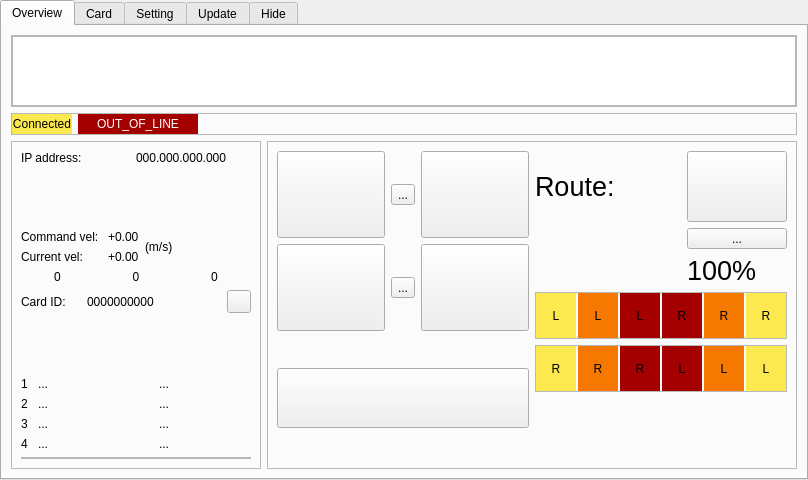
This is agv_ui/resource/dashboard.ui in HaiMKAC/magnetic_agv_release as Qt 5 draws it before an edit. The edited form follows.
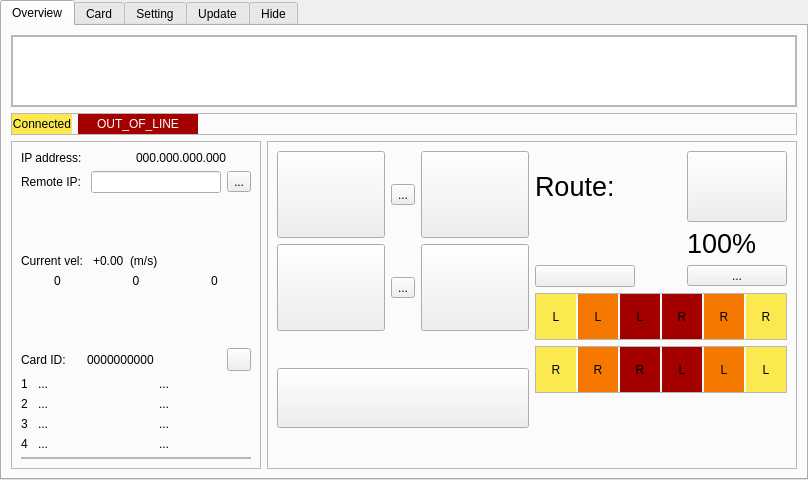
This is the edited form. Icons and pictures are not drawn.

Commit message: add toggle safety button

The edit to the form file:
```diff
--- a/agv_ui/resource/dashboard.ui
+++ b/agv_ui/resource/dashboard.ui
@@ -1072,7 +1072,7 @@
                <enum>QLayout::SetDefaultConstraint</enum>
               </property>
               <item>
-               <widget class="QLabel" name="label_22">
+               <widget class="QLabel" name="labelLocalIP">
                 <property name="text">
                  <string>IP address: </string>
                 </property>
@@ -1087,6 +1087,27 @@
               </item>
              </layout>
             </item>
+            <item>
+             <layout class="QHBoxLayout" name="horizontalLayout">
+              <item>
+               <widget class="QLabel" name="labelRemoteIP">
+                <property name="text">
+                 <string>Remote IP: </string>
+                </property>
+               </widget>
+              </item>
+              <item>
+               <widget class="QLineEdit" name="txtIP"/>
+              </item>
+              <item>
+               <widget class="QToolButton" name="btnConnectAGV">
+                <property name="text">
+                 <string>...</string>
+                </property>
+               </widget>
+              </item>
+             </layout>
+            </item>
             <item>
              <spacer name="verticalSpacer_3">
               <property name="orientation">
@@ -1104,7 +1125,7 @@
              <layout class="QFormLayout" name="formLayout_3">
               <item row="0" column="0">
                <layout class="QFormLayout" name="formLayout">
-                <item row="1" column="0">
+                <item row="0" column="0">
                  <widget class="QLabel" name="label_6">
                   <property name="maximumSize">
                    <size>
@@ -1117,7 +1138,7 @@
                   </property>
                  </widget>
                 </item>
-                <item row="1" column="1">
+                <item row="0" column="1">
                  <widget class="QLabel" name="labelCurrentVel">
                   <property name="maximumSize">
                    <size>
@@ -1130,20 +1151,6 @@
                   </property>
                  </widget>
                 </item>
-                <item row="0" column="0">
-                 <widget class="QLabel" name="label_11">
-                  <property name="text">
-                   <string>Command vel: </string>
-                  </property>
-                 </widget>
-                </item>
-                <item row="0" column="1">
-                 <widget class="QLabel" name="labelCmdVel">
-                  <property name="text">
-                   <string>+0.00</string>
-                  </property>
-                 </widget>
-                </item>
                </layout>
               </item>
               <item row="0" column="1">
@@ -1195,6 +1202,19 @@
               </item>
              </layout>
             </item>
+            <item>
+             <spacer name="verticalSpacer_6">
+              <property name="orientation">
+               <enum>Qt::Vertical</enum>
+              </property>
+              <property name="sizeHint" stdset="0">
+               <size>
+                <width>20</width>
+                <height>40</height>
+               </size>
+              </property>
+             </spacer>
+            </item>
             <item>
              <layout class="QHBoxLayout" name="horizontalLayout_8">
               <item>
@@ -1230,19 +1250,6 @@
               </item>
              </layout>
             </item>
-            <item>
-             <spacer name="verticalSpacer_6">
-              <property name="orientation">
-               <enum>Qt::Vertical</enum>
-              </property>
-              <property name="sizeHint" stdset="0">
-               <size>
-                <width>20</width>
-                <height>40</height>
-               </size>
-              </property>
-             </spacer>
-            </item>
             <item>
              <layout class="QGridLayout" name="gridLayout_2" columnstretch="1,10,8">
               <item row="3" column="0">
@@ -1562,46 +1569,6 @@
                 </item>
                </layout>
               </item>
-              <item>
-               <layout class="QHBoxLayout" name="horizontalLayout_14">
-                <item>
-                 <spacer name="horizontalSpacer_3">
-                  <property name="orientation">
-                   <enum>Qt::Horizontal</enum>
-                  </property>
-                  <property name="sizeHint" stdset="0">
-                   <size>
-                    <width>40</width>
-                    <height>20</height>
-                   </size>
-                  </property>
-                 </spacer>
-                </item>
-                <item>
-                 <widget class="QToolButton" name="btnMute">
-                  <property name="minimumSize">
-                   <size>
-                    <width>100</width>
-                    <height>0</height>
-                   </size>
-                  </property>
-                  <property name="text">
-                   <string>...</string>
-                  </property>
-                  <property name="icon">
-                   <iconset>
-                    <normaloff>volume.png</normaloff>volume.png</iconset>
-                  </property>
-                  <property name="iconSize">
-                   <size>
-                    <width>64</width>
-                    <height>64</height>
-                   </size>
-                  </property>
-                 </widget>
-                </item>
-               </layout>
-              </item>
               <item>
                <layout class="QHBoxLayout" name="horizontalLayout_15">
                 <item>
@@ -1670,6 +1637,78 @@
                 </item>
                </layout>
               </item>
+              <item>
+               <layout class="QHBoxLayout" name="horizontalLayout_14">
+                <item>
+                 <widget class="QPushButton" name="btnToggleSafety">
+                  <property name="sizePolicy">
+                   <sizepolicy hsizetype="Fixed" vsizetype="Fixed">
+                    <horstretch>0</horstretch>
+                    <verstretch>0</verstretch>
+                   </sizepolicy>
+                  </property>
+                  <property name="minimumSize">
+                   <size>
+                    <width>100</width>
+                    <height>0</height>
+                   </size>
+                  </property>
+                  <property name="focusPolicy">
+                   <enum>Qt::NoFocus</enum>
+                  </property>
+                  <property name="text">
+                   <string/>
+                  </property>
+                  <property name="icon">
+                   <iconset>
+                    <normaloff>barrier.png</normaloff>barrier.png</iconset>
+                  </property>
+                  <property name="iconSize">
+                   <size>
+                    <width>64</width>
+                    <height>64</height>
+                   </size>
+                  </property>
+                 </widget>
+                </item>
+                <item>
+                 <spacer name="horizontalSpacer_3">
+                  <property name="orientation">
+                   <enum>Qt::Horizontal</enum>
+                  </property>
+                  <property name="sizeHint" stdset="0">
+                   <size>
+                    <width>40</width>
+                    <height>20</height>
+                   </size>
+                  </property>
+                 </spacer>
+                </item>
+                <item>
+                 <widget class="QToolButton" name="btnMute">
+                  <property name="minimumSize">
+                   <size>
+                    <width>100</width>
+                    <height>0</height>
+                   </size>
+                  </property>
+                  <property name="text">
+                   <string>...</string>
+                  </property>
+                  <property name="icon">
+                   <iconset>
+                    <normaloff>volume.png</normaloff>volume.png</iconset>
+                  </property>
+                  <property name="iconSize">
+                   <size>
+                    <width>64</width>
+                    <height>64</height>
+                   </size>
+                  </property>
+                 </widget>
+                </item>
+               </layout>
+              </item>
               <item>
                <widget class="QFrame" name="frame_6">
                 <property name="frameShape">
@@ -7123,7 +7162,7 @@
          <item>
           <widget class="QCheckBox" name="checkBoxFollowLineFake">
            <property name="enabled">
-            <bool>false</bool>
+            <bool>true</bool>
            </property>
            <property name="maximumSize">
             <size>
@@ -7134,6 +7173,9 @@
            <property name="text">
             <string/>
            </property>
+           <property name="checkable">
+            <bool>true</bool>
+           </property>
            <property name="checked">
             <bool>false</bool>
            </property>
```
The commit also changes 21 other files.
